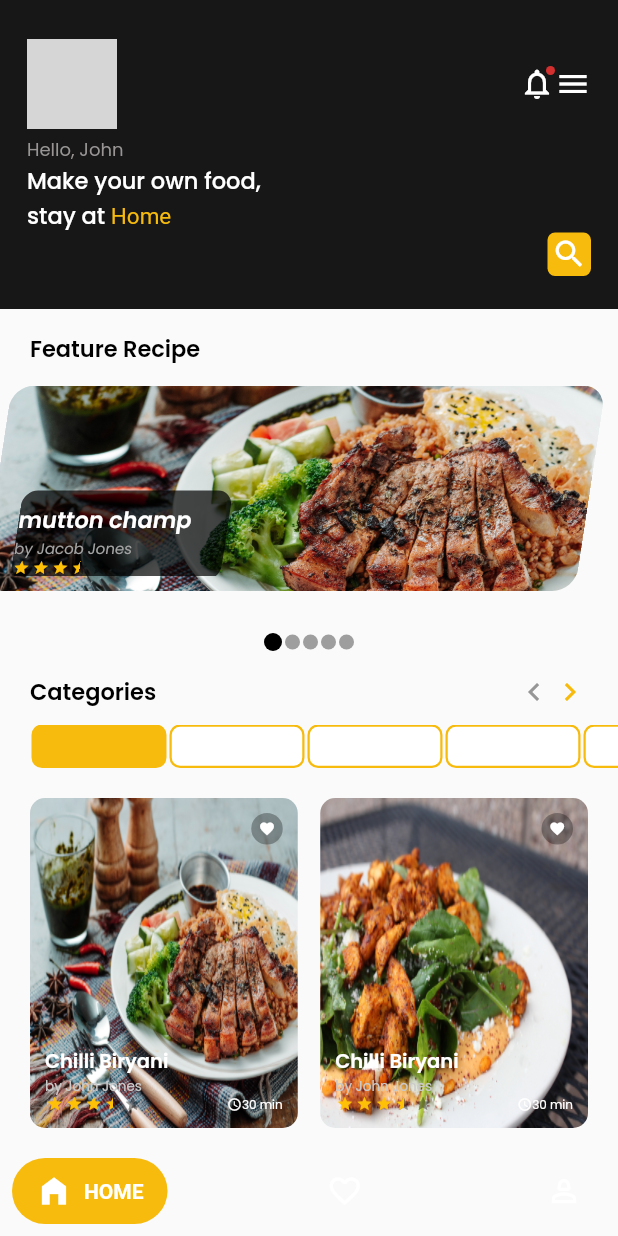
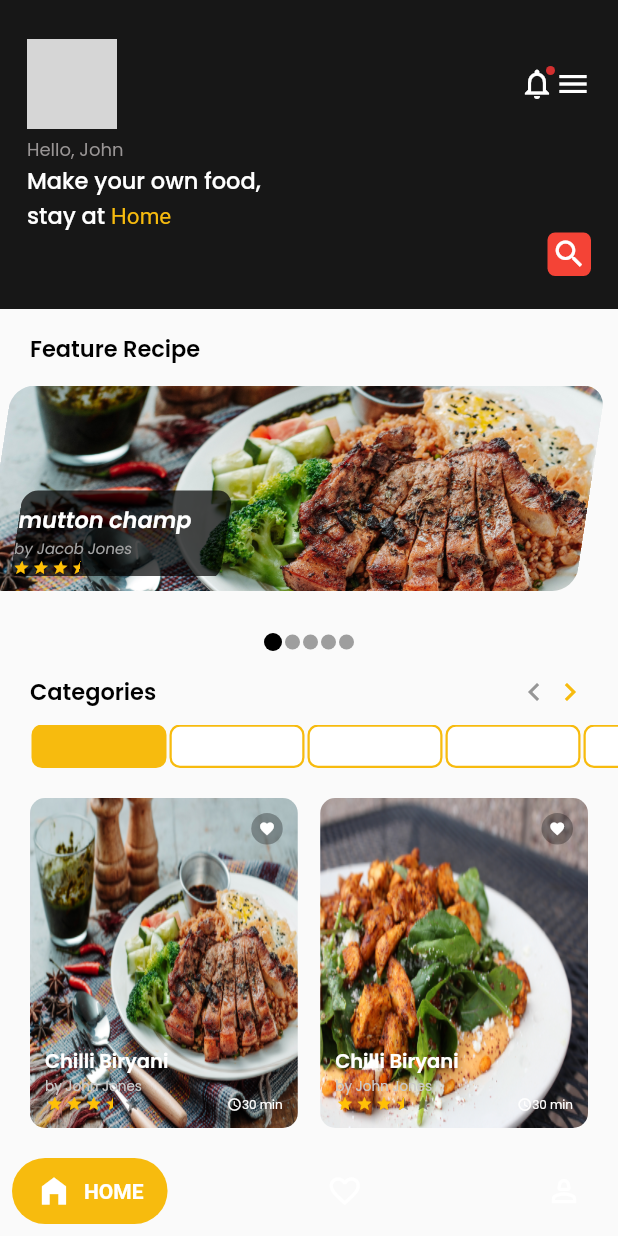
Before and after one commit to MuaazShafi/streetfood, a Flutter app: the HomeScreen screen opened directly, on a phone screen of 412 x 824 dp. Run offline on Flutter 3.47's test engine with Material 2 defaults, Android fonts, the phone set to English and light mode, and no system bars; drawn by our look-alikes of flutter_rating_bar, salomon_bottom_bar; network calls fail; grey boxes are pictures that could not be loaded.

Commit message:
initial commit

```diff
--- a/lib/screen_home.dart
+++ b/lib/screen_home.dart
@@ -128,7 +128,7 @@ class _HomeScreenState extends State<HomeScreen> {
                               height: 29,
                               width: 29,
                               decoration: BoxDecoration(
-                                color: Color(0xffF7BB0E),
+                                color: Colors.red,
                                 borderRadius: BorderRadius.all(
                                   Radius.circular(5),
                                 ),
```
